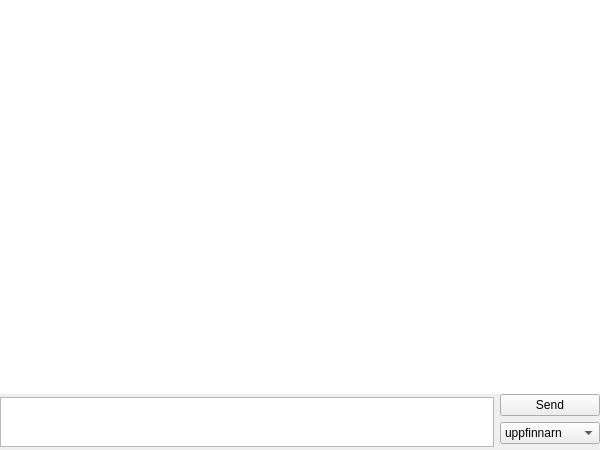
liclac/Sparkles, file SPMainWindow.ui: the form before one commit.
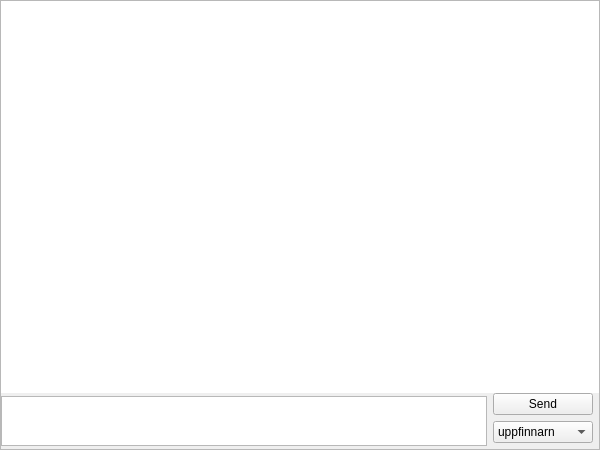
The form after the commit.

```diff
--- a/SPMainWindow.ui
+++ b/SPMainWindow.ui
@@ -31,6 +31,33 @@
      <number>0</number>
     </property>
     <item>
+     <widget class="QFrame" name="mainContainer">
+      <property name="autoFillBackground">
+       <bool>true</bool>
+      </property>
+      <property name="frameShape">
+       <enum>QFrame::StyledPanel</enum>
+      </property>
+      <property name="frameShadow">
+       <enum>QFrame::Sunken</enum>
+      </property>
+      <layout class="QVBoxLayout" name="verticalLayout_3">
+       <property name="spacing">
+        <number>0</number>
+       </property>
+       <property name="leftMargin">
+        <number>0</number>
+       </property>
+       <property name="topMargin">
+        <number>0</number>
+       </property>
+       <property name="rightMargin">
+        <number>0</number>
+       </property>
+       <property name="bottomMargin">
+        <number>0</number>
+       </property>
+       <item>
      <widget class="QColumnView" name="columnView">
       <property name="frameShape">
        <enum>QFrame::NoFrame</enum>
@@ -73,6 +100,9 @@
        </item>
        <item>
         <layout class="QVBoxLayout" name="verticalLayout_2">
+            <property name="rightMargin">
+             <number>6</number>
+            </property>
          <property name="bottomMargin">
           <number>6</number>
          </property>
@@ -99,6 +129,9 @@
           </widget>
          </item>
         </layout>
+          </item>
+         </layout>
+        </widget>
        </item>
       </layout>
      </widget>
```
Lines whose indentation alone changed are shown as unchanged.
